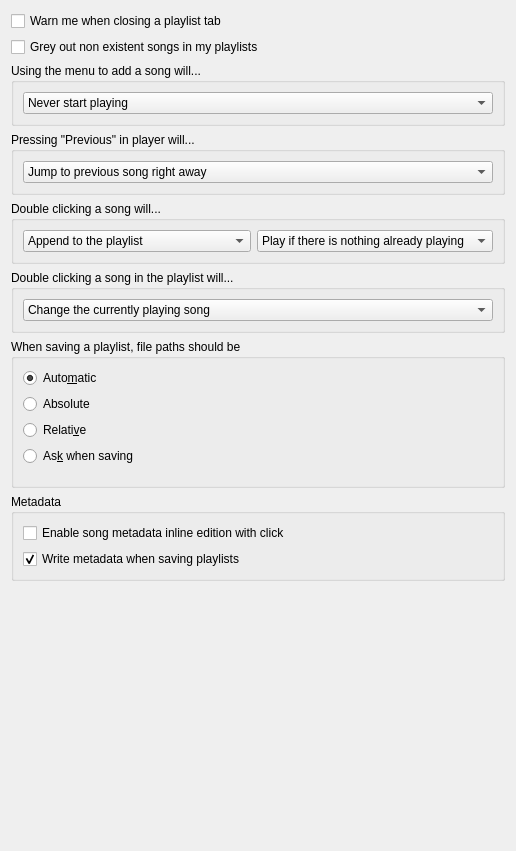
First picture: the form in src/settings/playlistsettingspage.ui, repository strawberrymusicplayer/strawberry, before the edit.
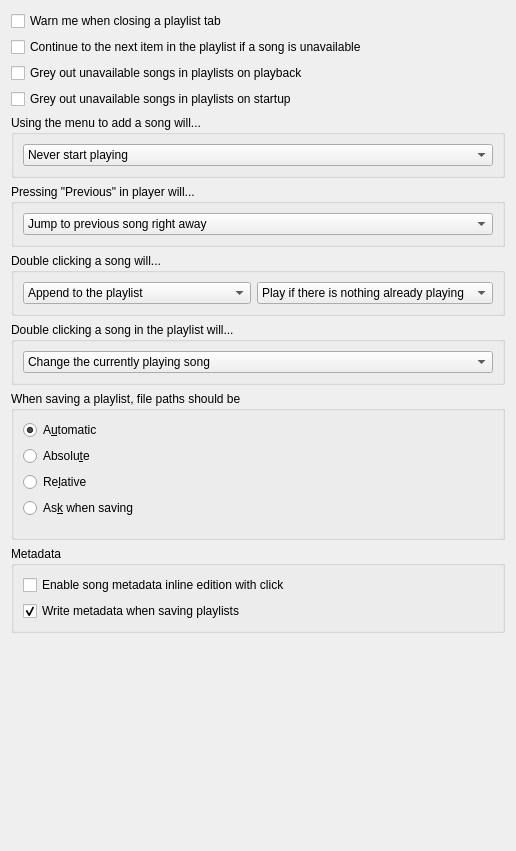
Second picture: the form after the edit.

Commit message:
Add option to continue to next song in playlist on error
Also rename some settings. Add option to grey out songs both on playback and
on startup.

Diff of the .ui file:
```diff
--- a/src/settings/playlistsettingspage.ui
+++ b/src/settings/playlistsettingspage.ui
@@ -24,7 +24,21 @@
    <item>
     <widget class="QCheckBox" name="checkbox_greyoutdeleted">
      <property name="text">
-      <string>Grey out non existent songs in my playlists</string>
+      <string>Continue to the next item in the playlist if a song is unavailable</string>
+     </property>
+    </widget>
+   </item>
+   <item>
+    <widget class="QCheckBox" name="checkbox_greyout_songs_play">
+     <property name="text">
+      <string>Grey out unavailable songs in playlists on playback</string>
+     </property>
+    </widget>
+   </item>
+   <item>
+    <widget class="QCheckBox" name="checkbox_greyout_songs_startup">
+     <property name="text">
+      <string>Grey out unavailable songs in playlists on startup</string>
      </property>
     </widget>
    </item>
@@ -178,7 +192,7 @@
       <item>
        <widget class="QRadioButton" name="radiobutton_automaticpath">
         <property name="text">
-         <string>Auto&amp;matic</string>
+         <string>A&amp;utomatic</string>
         </property>
         <property name="checked">
          <bool>true</bool>
@@ -188,14 +202,14 @@
       <item>
        <widget class="QRadioButton" name="radiobutton_absolutepath">
         <property name="text">
-         <string>Absolute</string>
+         <string>Absolu&amp;te</string>
         </property>
        </widget>
       </item>
       <item>
        <widget class="QRadioButton" name="radiobutton_relativepath">
         <property name="text">
-         <string>Relati&amp;ve</string>
+         <string>Re&amp;lative</string>
         </property>
        </widget>
       </item>
```
Left out of the diff: 2 changed lines with no effect on the pictures. The commit also changes 3 other files.
